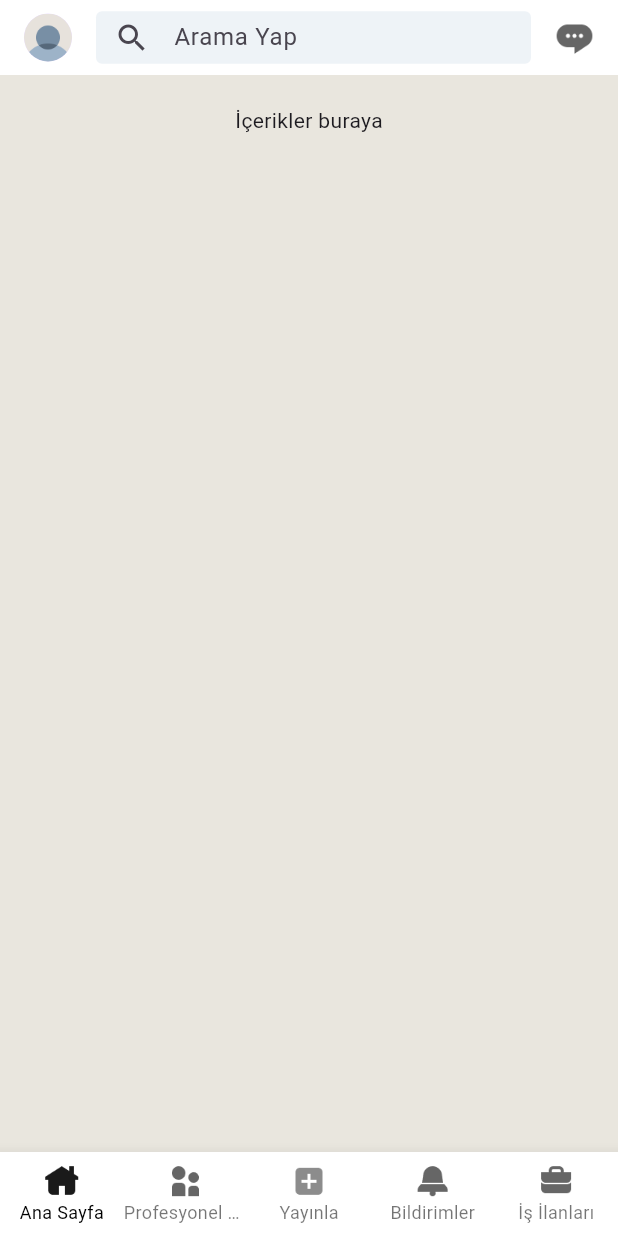
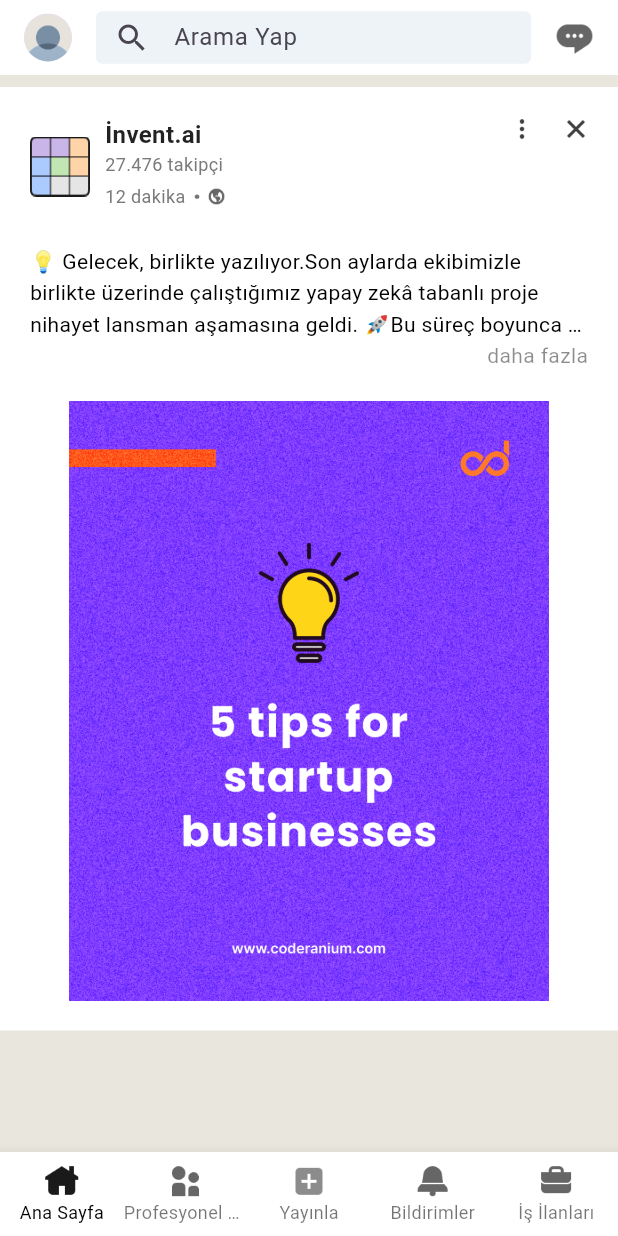
Before and after one commit to ssena-201903/linkedin-clone, a Flutter app: the screen it shows after launch, on a phone screen of 412 x 824 dp. Run offline on Flutter 3.47's test engine with Material 3 defaults, Android fonts, the phone set to English and light mode, and no system bars.

Commit message:
created MyText widget and started PostCard widget

```diff
--- a/lib/views/home/home_page.dart
+++ b/lib/views/home/home_page.dart
@@ -1,4 +1,5 @@
 import 'package:flutter/material.dart';
+import 'package:linkedin_clone/views/home/post_card.dart';
 
 class HomePage extends StatefulWidget {
   const HomePage({super.key});
@@ -59,8 +60,8 @@ class _HomePageState extends State<HomePage> {
           SliverToBoxAdapter(
           child: Column(
             children: [
-              SizedBox(height: 20),
-              Text("İçerikler buraya"),
+              SizedBox(height: 8),
+              PostCard()
             ],
           ),
         )
--- /dev/null
+++ b/lib/views/home/post_card.dart
@@ -0,0 +1,154 @@
+import 'package:flutter/material.dart';
+import 'package:linkedin_clone/views/my_text.dart';
+
+class PostCard extends StatefulWidget {
+  const PostCard({super.key});
+
+  @override
+  State<PostCard> createState() => _PostCardState();
+}
+
+class _PostCardState extends State<PostCard> {
+
+  bool isExpanded = false; // is post text expanded
+  final String postText = "💡 Gelecek, birlikte yazılıyor.Son aylarda ekibimizle birlikte üzerinde çalıştığımız yapay zekâ tabanlı proje nihayet lansman aşamasına geldi. 🚀Bu süreç boyunca sadece teknolojik bir ürün geliştirmedik; aynı zamanda takım ruhunu, esnek çalışma kültürünü ve yaratıcı problem çözme yöntemlerini de yeniden tanımladık.Gece geç saatlere kadar süren beyin fırtınaları, başarısız olan denemeler, küçük zaferler ve büyük derslerle dolu bir yolculuktu bu. 🔍📈 Projemiz, kullanıcıların verimliliğini artırmakla kalmıyor, aynı zamanda kişiselleştirilmiş öneri motoru sayesinde iş süreçlerine yeni bir boyut kazandırıyor.Kısacası: sadece bir yazılım değil, bir vizyon inşa ediyoruz.💬 Bir ekip arkadaşıma göre:Artık toplantılarda konuştuğumuz her şey, sistemin bir sonraki önerisine yön veriyor.Bu cümle bile geldiğimiz noktayı özetliyor aslında.🙏 Başta proje yöneticimiz [@isim] olmak üzere emeği geçen herkese minnettarım.Bir fikrin hayale, hayalin ürüne dönüşmesini hep birlikte yaşamak çok eğerliydi.👉 Sizin de benzer dönüşüm hikâyeleriniz varsa, yorumlara yazmanızı çok isterim.Hadi birlikte öğrenelim, birlikte büyüyelim. 🌱#YapayZeka #AI #TechLeadership #TeamWork #StartupJourney #Innovation";
+
+  @override
+  Widget build(BuildContext context) {
+    return Row(
+      children: [
+        Expanded(
+          child: Container(
+            padding: EdgeInsets.all(20),
+            decoration: BoxDecoration(
+              color: Colors.white,
+            ),
+            child: Column(
+              children: [
+                // TITLE ROW
+                Row(
+                  crossAxisAlignment: CrossAxisAlignment.start,
+                  children: [
+                    // LOGO IMAGE AND COMPANY COLUMN
+                    Row(
+                      children: [
+                        // logo image
+                        Container(
+                          height: 40,
+                          width: 40,
+                          decoration: BoxDecoration(
+                            // border: Border.all(color: Colors.black),
+                            image: DecorationImage(image: AssetImage("assets/icons/queens_logo.png"))
+                          ),
+                        ),
+                        SizedBox(width: 10,),
+                        // COMPANY NAME, FOLLOWER COUNT AND PUBLISHED TIME
+                        Column(
+                          crossAxisAlignment: CrossAxisAlignment.start,
+                          children: [
+                            // company name
+                            MyText(textContent: "İnvent.ai", textSize: 16, textWeight: FontWeight.bold, textColor: Colors.black87),
+                            // follower count
+                            MyText(textContent: "27.476 takipçi", textSize: 12, textWeight: FontWeight.w400, textColor: const Color.fromARGB(221, 102, 102, 102)),
+                            // published time
+                            Row(
+                              children: [
+                                MyText(textContent: "12 dakika", textSize: 12, textWeight: FontWeight.w400, textColor: const Color.fromARGB(221, 102, 102, 102)),
+                                MyText(textContent: " ·", textSize: 18, textWeight: FontWeight.w900, textColor: Colors.black54),
+                                SizedBox(width: 4,),
+                                SizedBox(
+                                  height: 12,
+                                  width: 12,
+                                  child: Image.asset("assets/icons/earth_post.png")
+                                ),
+                              ],
+                            ),
+                          ],
+                        )
+                      ],
+                    ),
+                    Spacer(),
+                    // MORE VERT AND CROSS ICONS
+                    Row(
+                      children: [
+                        // more vert icon
+                        SizedBox(
+                          height: 16,
+                          width: 16,
+                          child: Image.asset("assets/icons/more_vert_post.png"),
+                        ),
+                        SizedBox(width: 20,),
+                        // cross icon
+                        SizedBox(
+                          height: 16,
+                          width: 16,
+                          child: Image.asset("assets/icons/cross_post.png"),
+                        ),
+                      ],
+                    )
+                  ],
+                ),
+                SizedBox(height: 20,),
+                // POST CONTENT TEXT AND SEE MORE TEXT
+                Column(
+                  crossAxisAlignment: CrossAxisAlignment.end,
+                  children: [
+                    // Post text
+                    MyText(
+                    textContent: postText,
+                    textSize: 14,
+                    textWeight: FontWeight.w400,
+                    textColor: Colors.black,
+                    maxLines: isExpanded ? null : 3,
+                    textOverflow: isExpanded ? TextOverflow.visible : TextOverflow.ellipsis,
+                    textHeight: 1.5,
+                  ),
+                  // see more text
+                  if (_shouldShowSeeMore(postText))
+                    GestureDetector(
+                      onTap: () {
+                        setState(() {
+                          isExpanded = !isExpanded;
+                        });
+                      },
+                      child: Padding(
+                        padding: EdgeInsets.only(left: 10),
+                        child: MyText(
+                          textContent: isExpanded ? "daha az" : "daha fazla",
+                          textSize: 14,
+                          textWeight: FontWeight.w400,
+                          textColor: Colors.black45
+                        ),
+                      ),
+                    ),
+                  ],
+                ),
+                SizedBox(height: 20,),
+                // IMAGE POST
+                Row(
+                  children: [
+                    Expanded(
+                      child: Container(
+                        height: 400,
+                        decoration: BoxDecoration(
+                          image: DecorationImage(image: AssetImage  ("assets/images/post_image2.png")
+                          )
+                        ),
+                      ),
+                    ),
+                  ],
+                ),
+              ],
+            ),
+          ),
+        )
+      ],
+    );
+  }
+
+  // should text expanded or not
+  bool _shouldShowSeeMore(String postText){
+    // if text length is higher than 3 lines
+    return postText.length > 120;
+  }
+}
--- /dev/null
+++ b/lib/views/my_text.dart
@@ -0,0 +1,35 @@
+import 'package:flutter/material.dart';
+
+class MyText extends StatelessWidget {
+  final String textContent;
+  final double textSize;
+  final FontWeight textWeight;
+  final Color textColor;
+  final int? maxLines;
+  final TextOverflow? textOverflow;
+  final double? textHeight;
+
+  const MyText({
+    required this.textContent,
+    required this.textSize,
+    required this.textWeight,
+    required this.textColor,
+    this.maxLines,
+    this.textOverflow,
+    this.textHeight
+  });
+
+  @override
+  Widget build(BuildContext context) {
+    return Text(
+      textContent,
+      maxLines: maxLines,
+      overflow: textOverflow,
+      style: TextStyle(
+      color: textColor,
+      fontSize: textSize,
+      fontWeight: textWeight,
+      height: textHeight
+    ),);
+  }
+}
```
Also changed, not shown: assets/images/post_image1.png (added), assets/images/post_image2.png (added), assets/images/post_image3.png (added), assets/images/post_image4.png (added).
